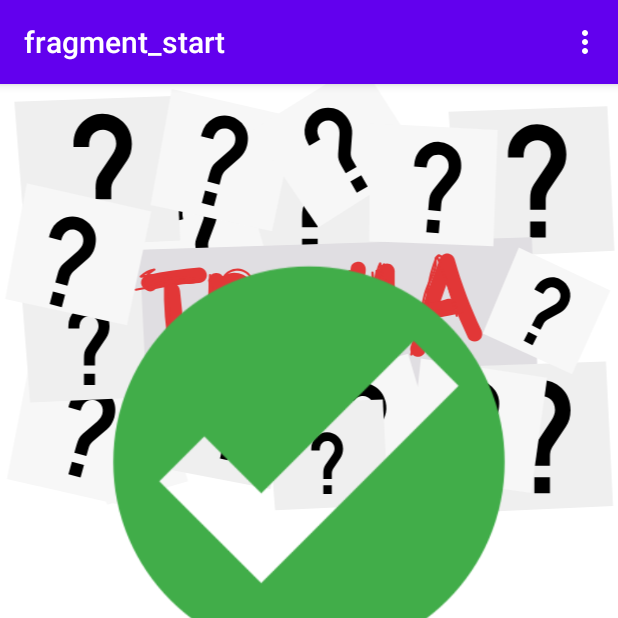
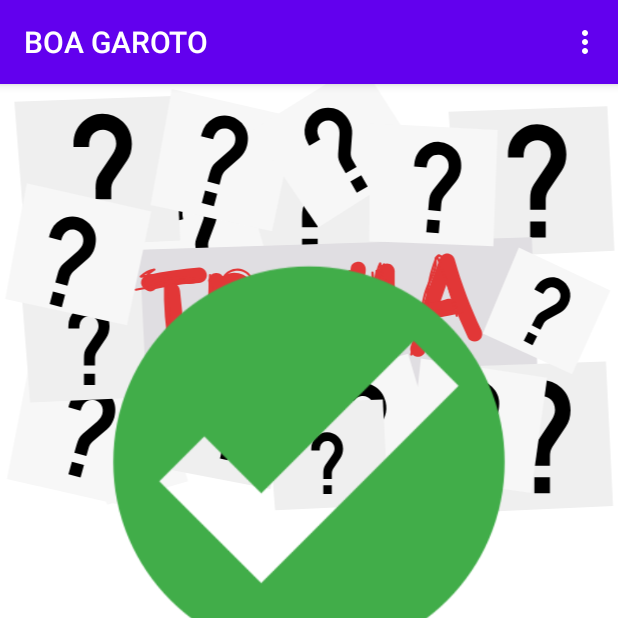
Before and after one commit to renan1820/NavigationDrawer, an Android app: the fragment GameWonFragment placed in its activity, on a phone screen of 412 x 824 dp, the top half of it. Run offline under Robolectric (Android 15) with nearby library versions, the phone set to English and light mode, and no system bars; our stand-ins replace data binding, navigation-ui.

Commit message:
MENU
new menu title and share on GameWonFragment

```diff
--- a/app/src/main/java/com/git/renan/navigationdrawer/GameFragment.kt
+++ b/app/src/main/java/com/git/renan/navigationdrawer/GameFragment.kt
@@ -57,12 +57,10 @@ class GameFragment:Fragment() {
                         binding.radioGroup.clearCheck()
                     }else{
                         //Correct all Questions
-                        updateToolbar(true)
                         view.findNavController().navigate(GameFragmentDirections.actionGameFragmentToGameWonFragment(numQuestion,questionIndex))
                     }
                 }else{
                     //Error any question
-                    updateToolbar(false)
                     view.findNavController().navigate(GameFragmentDirections.actionGameFragmentToGameOverFragment())
                 }
             }else{
@@ -85,10 +83,6 @@ class GameFragment:Fragment() {
         (activity as AppCompatActivity).supportActionBar?.title = getString(R.string.fragment_game_title_appbar, questionIndex + 1, numQuestion)
     }
 
-    private fun updateToolbar(success: Boolean){
-        (activity as AppCompatActivity).supportActionBar?.title = if(success) getString(R.string.fragment_game_title_success_appbar) else getString(R.string.fragment_game_title_fail_appbar)
-
-    }
 
     private fun checkCorrectQuestion(questions: MutableList<Question>, questionIndex: Int, chooseAnswers: Int): Boolean{
         return chooseAnswers.equals(questions[questionIndex].idCorrect)
--- a/app/src/main/java/com/git/renan/navigationdrawer/GameOverFragment.kt
+++ b/app/src/main/java/com/git/renan/navigationdrawer/GameOverFragment.kt
@@ -4,6 +4,7 @@ import android.os.Bundle
 import android.view.LayoutInflater
 import android.view.View
 import android.view.ViewGroup
+import androidx.appcompat.app.AppCompatActivity
 import androidx.databinding.DataBindingUtil
 import androidx.fragment.app.Fragment
 import androidx.navigation.findNavController
@@ -20,6 +21,7 @@ class GameOverFragment: Fragment(){
         binding.buttonResult.setOnClickListener { view: View ->
             view.findNavController().navigate(GameOverFragmentDirections.actionGameOverFragmentToGameFragment())
         }
+        (activity as AppCompatActivity).supportActionBar?.title = getString(R.string.fragment_game_title_fail_appbar)
         return binding.root
     }
 }
--- a/app/src/main/java/com/git/renan/navigationdrawer/GameWonFragment.kt
+++ b/app/src/main/java/com/git/renan/navigationdrawer/GameWonFragment.kt
@@ -1,13 +1,15 @@
 package com.git.renan.navigationdrawer
 
+import android.content.Intent
 import android.os.Bundle
-import android.view.LayoutInflater
-import android.view.View
-import android.view.ViewGroup
+import android.view.*
 import android.widget.Toast
+import androidx.appcompat.app.AppCompatActivity
+import androidx.core.app.ShareCompat
 import androidx.databinding.DataBindingUtil
 import androidx.fragment.app.Fragment
 import androidx.navigation.findNavController
+import androidx.navigation.ui.NavigationUI
 import com.git.renan.navigationdrawer.databinding.FragmentResultBinding
 import com.git.renan.navigationdrawer.databinding.FragmentResultWinBinding
 
@@ -23,8 +25,35 @@ class GameWonFragment: Fragment(){
         }
         val args = arguments?.let { GameWonFragmentArgs.fromBundle(it) }
         if (args != null) {
-            Toast.makeText(context," NumCorrect: ${args.numCorrect}, NumQuestions: ${args.numQuestion}",Toast.LENGTH_LONG).show()
+            Toast.makeText(context," YEAAH !! ${args.numCorrect} / ${args.numQuestion}",Toast.LENGTH_LONG).show()
         }
+        setHasOptionsMenu(true)
+        (activity as AppCompatActivity).supportActionBar?.title = getString(R.string.fragment_game_title_success_appbar)
         return binding.root
     }
+
+    override fun onCreateOptionsMenu(menu: Menu, inflater: MenuInflater) {
+        super.onCreateOptionsMenu(menu, inflater)
+        inflater.inflate(R.menu.winner_menu,menu)
+        if(null == getShareIntent().resolveActivity(activity!!.packageManager)){
+            //hide menu
+            menu?.findItem(R.id.menu_share)?.setVisible(false)
+        }
+    }
+
+    private fun getShareIntent() : Intent{
+        val args = arguments?.let { GameWonFragmentArgs.fromBundle(it) }
+        return  ShareCompat.IntentBuilder.from(activity!!)
+            .setText("Comprovante de Vitória ${args?.numCorrect} : ${args?.numQuestion}" ).setType("text/plain").intent
+
+    }
+    private fun shareSuccss(){
+        startActivity(getShareIntent())
+    }
+    override fun onOptionsItemSelected(item: MenuItem): Boolean {
+        when (item.itemId){
+            R.id.menu_share -> shareSuccss()
+        }
+        return super.onOptionsItemSelected(item)
+    }
 }
--- /dev/null
+++ b/app/src/main/res/menu/winner_menu.xml
@@ -0,0 +1,13 @@
+<?xml version="1.0" encoding="utf-8"?>
+<menu xmlns:android="http://schemas.android.com/apk/res/android"
+    xmlns:app="http://schemas.android.com/apk/res-auto">
+
+    <item
+        android:id="@+id/menu_share"
+        android:title="@string/menu_share"
+        android:visible="true"
+        android:icon="@android:drawable/ic_menu_share"
+        app:showAsAction="ifRoom"
+        />
+
+</menu>
--- a/app/src/main/res/values/strings.xml
+++ b/app/src/main/res/values/strings.xml
@@ -85,6 +85,7 @@
     <string name="menu_rules">Regras</string>
     <string name="fragment_rules_fragment_appbar">Regras</string>
     <string name="fragment_about_fragment_appbar">Sobre mim</string>
+    <string name="menu_share">Compartilhar</string>
 
 
 </resources>
```
Also changed, not shown: 1 other file.
